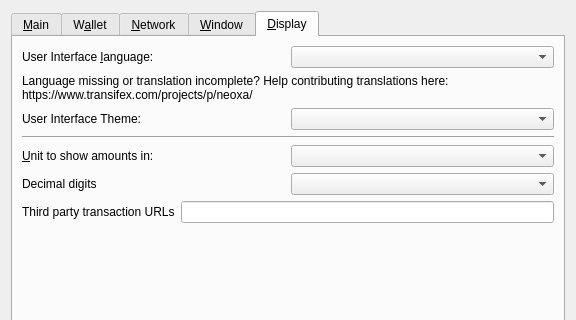
The window that src/qt/forms/optionsdialog.ui (SmartMemeCoin/SMARTMEME-source) describes before a commit, drawn with Qt 5; both pictures show x 0 to 576 and y 0 to 320 of the 576 by 463 pixel window.
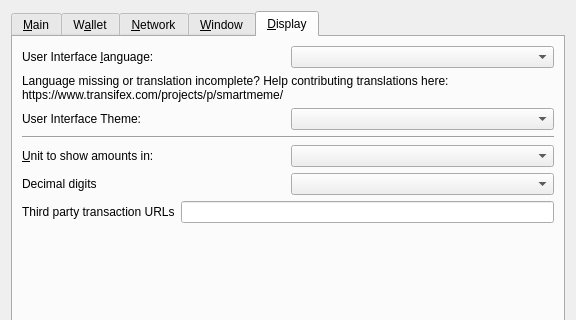
The same window after the commit. The open tabs and pages were chosen to show the change. Custom widgets are drawn as their Qt base class.

The edit to the form file:
```diff
--- a/src/qt/forms/optionsdialog.ui
+++ b/src/qt/forms/optionsdialog.ui
@@ -713,7 +713,7 @@
          </property>
          <property name="text">
           <string>Language missing or translation incomplete? Help contributing translations here:
-https://www.transifex.com/projects/p/neoxa/</string>
+https://www.transifex.com/projects/p/smartmeme/</string>
          </property>
          <property name="wordWrap">
           <bool>true</bool>
```
